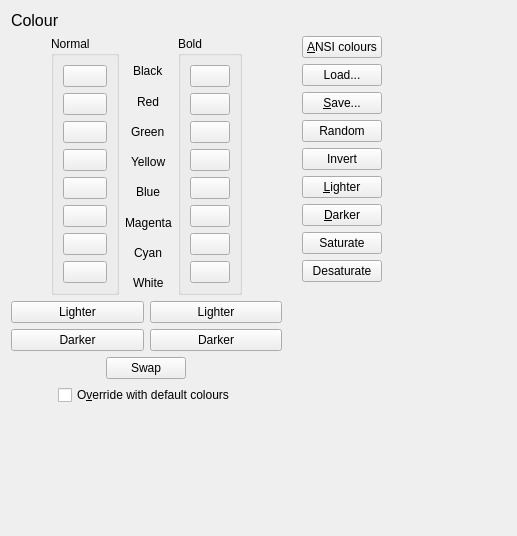
Qt form smushclient-qt/cpp/ui/prefs/color.ui (jnbooth/smushclient) before a commit.
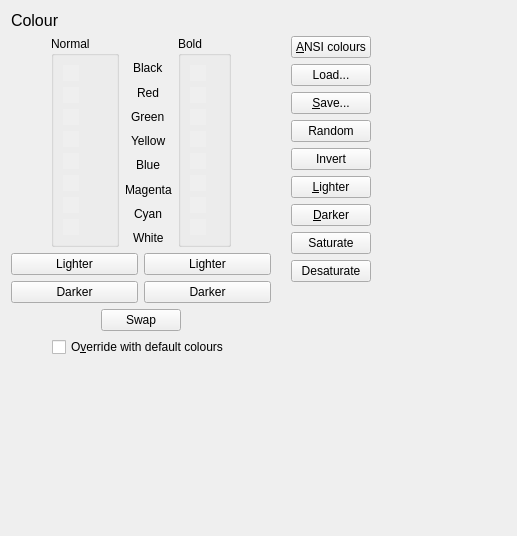
The same form after that commit. Icons and pictures are not drawn. Custom widgets are drawn as their Qt base class.

```diff
--- a/smushclient-qt/cpp/ui/prefs/color.ui
+++ b/smushclient-qt/cpp/ui/prefs/color.ui
@@ -65,58 +65,154 @@
            <layout class="QVBoxLayout" name="verticalLayout">
             <item>
              <widget class="ColorPickerButton" name="AnsiColors0">
+              <property name="maximumSize">
+               <size>
+                <width>16</width>
+                <height>16</height>
+               </size>
+              </property>
+              <property name="autoFillBackground">
+               <bool>true</bool>
+              </property>
               <property name="text">
                <string/>
               </property>
+              <property name="flat">
+               <bool>true</bool>
+              </property>
              </widget>
             </item>
             <item>
              <widget class="ColorPickerButton" name="AnsiColors1">
+              <property name="maximumSize">
+               <size>
+                <width>16</width>
+                <height>16</height>
+               </size>
+              </property>
+              <property name="autoFillBackground">
+               <bool>true</bool>
+              </property>
               <property name="text">
                <string/>
               </property>
+              <property name="flat">
+               <bool>true</bool>
+              </property>
              </widget>
             </item>
             <item>
              <widget class="ColorPickerButton" name="AnsiColors2">
+              <property name="maximumSize">
+               <size>
+                <width>16</width>
+                <height>16</height>
+               </size>
+              </property>
+              <property name="autoFillBackground">
+               <bool>true</bool>
+              </property>
               <property name="text">
                <string/>
               </property>
+              <property name="flat">
+               <bool>true</bool>
+              </property>
              </widget>
             </item>
             <item>
              <widget class="ColorPickerButton" name="AnsiColors3">
+              <property name="maximumSize">
+               <size>
+                <width>16</width>
+                <height>16</height>
+               </size>
+              </property>
+              <property name="autoFillBackground">
+               <bool>true</bool>
+              </property>
               <property name="text">
                <string/>
               </property>
+              <property name="flat">
+               <bool>true</bool>
+              </property>
              </widget>
             </item>
             <item>
              <widget class="ColorPickerButton" name="AnsiColors4">
+              <property name="maximumSize">
+               <size>
+                <width>16</width>
+                <height>16</height>
+               </size>
+              </property>
+              <property name="autoFillBackground">
+               <bool>true</bool>
+              </property>
               <property name="text">
                <string/>
               </property>
+              <property name="flat">
+               <bool>true</bool>
+              </property>
              </widget>
             </item>
             <item>
              <widget class="ColorPickerButton" name="AnsiColors5">
+              <property name="maximumSize">
+               <size>
+                <width>16</width>
+                <height>16</height>
+               </size>
+              </property>
+              <property name="autoFillBackground">
+               <bool>true</bool>
+              </property>
               <property name="text">
                <string/>
               </property>
+              <property name="flat">
+               <bool>true</bool>
+              </property>
              </widget>
             </item>
             <item>
              <widget class="ColorPickerButton" name="AnsiColors6">
+              <property name="maximumSize">
+               <size>
+                <width>16</width>
+                <height>16</height>
+               </size>
+              </property>
+              <property name="autoFillBackground">
+               <bool>true</bool>
+              </property>
               <property name="text">
                <string/>
               </property>
+              <property name="flat">
+               <bool>true</bool>
+              </property>
              </widget>
             </item>
             <item>
              <widget class="ColorPickerButton" name="AnsiColors7">
+              <property name="maximumSize">
+               <size>
+                <width>16</width>
+                <height>16</height>
+               </size>
+              </property>
+              <property name="autoFillBackground">
+               <bool>true</bool>
+              </property>
               <property name="text">
                <string/>
               </property>
+              <property name="flat">
+               <bool>true</bool>
+              </property>
              </widget>
             </item>
            </layout>
@@ -222,58 +318,154 @@
            <layout class="QVBoxLayout" name="verticalLayout_5">
             <item>
              <widget class="ColorPickerButton" name="AnsiColors8">
+              <property name="maximumSize">
+               <size>
+                <width>16</width>
+                <height>16</height>
+               </size>
+              </property>
+              <property name="autoFillBackground">
+               <bool>true</bool>
+              </property>
               <property name="text">
                <string/>
               </property>
+              <property name="flat">
+               <bool>true</bool>
+              </property>
              </widget>
             </item>
             <item>
              <widget class="ColorPickerButton" name="AnsiColors9">
+              <property name="maximumSize">
+               <size>
+                <width>16</width>
+                <height>16</height>
+               </size>
+              </property>
+              <property name="autoFillBackground">
+               <bool>true</bool>
+              </property>
               <property name="text">
                <string/>
               </property>
+              <property name="flat">
+               <bool>true</bool>
+              </property>
              </widget>
             </item>
             <item>
              <widget class="ColorPickerButton" name="AnsiColors10">
+              <property name="maximumSize">
+               <size>
+                <width>16</width>
+                <height>16</height>
+               </size>
+              </property>
+              <property name="autoFillBackground">
+               <bool>true</bool>
+              </property>
               <property name="text">
                <string/>
               </property>
+              <property name="flat">
+               <bool>true</bool>
+              </property>
              </widget>
             </item>
             <item>
              <widget class="ColorPickerButton" name="AnsiColors11">
+              <property name="maximumSize">
+               <size>
+                <width>16</width>
+                <height>16</height>
+               </size>
+              </property>
+              <property name="autoFillBackground">
+               <bool>true</bool>
+              </property>
               <property name="text">
                <string/>
               </property>
+              <property name="flat">
+               <bool>true</bool>
+              </property>
              </widget>
             </item>
             <item>
              <widget class="ColorPickerButton" name="AnsiColors12">
+              <property name="maximumSize">
+               <size>
+                <width>16</width>
+                <height>16</height>
+               </size>
+              </property>
+              <property name="autoFillBackground">
+               <bool>true</bool>
+              </property>
               <property name="text">
                <string/>
               </property>
+              <property name="flat">
+               <bool>true</bool>
+              </property>
              </widget>
             </item>
             <item>
              <widget class="ColorPickerButton" name="AnsiColors13">
+              <property name="maximumSize">
+               <size>
+                <width>16</width>
+                <height>16</height>
+               </size>
+              </property>
+              <property name="autoFillBackground">
+               <bool>true</bool>
+              </property>
               <property name="text">
                <string/>
               </property>
+              <property name="flat">
+               <bool>true</bool>
+              </property>
              </widget>
             </item>
             <item>
              <widget class="ColorPickerButton" name="AnsiColors14">
+              <property name="maximumSize">
+               <size>
+                <width>16</width>
+                <height>16</height>
+               </size>
+              </property>
+              <property name="autoFillBackground">
+               <bool>true</bool>
+              </property>
               <property name="text">
                <string/>
               </property>
+              <property name="flat">
+               <bool>true</bool>
+              </property>
              </widget>
             </item>
             <item>
              <widget class="ColorPickerButton" name="AnsiColors15">
+              <property name="maximumSize">
+               <size>
+                <width>16</width>
+                <height>16</height>
+               </size>
+              </property>
+              <property name="autoFillBackground">
+               <bool>true</bool>
+              </property>
               <property name="text">
                <string/>
               </property>
+              <property name="flat">
+               <bool>true</bool>
+              </property>
              </widget>
             </item>
            </layout>
```
